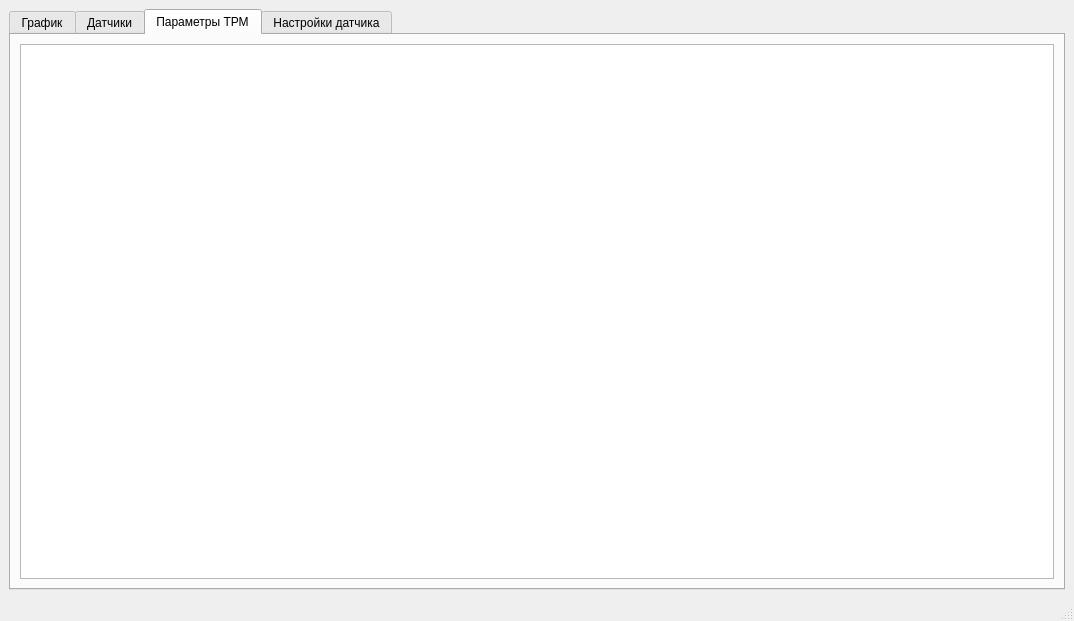
Old version of the form src/dissertation_gui/main_window.ui in the repository Marik28/dissertation.
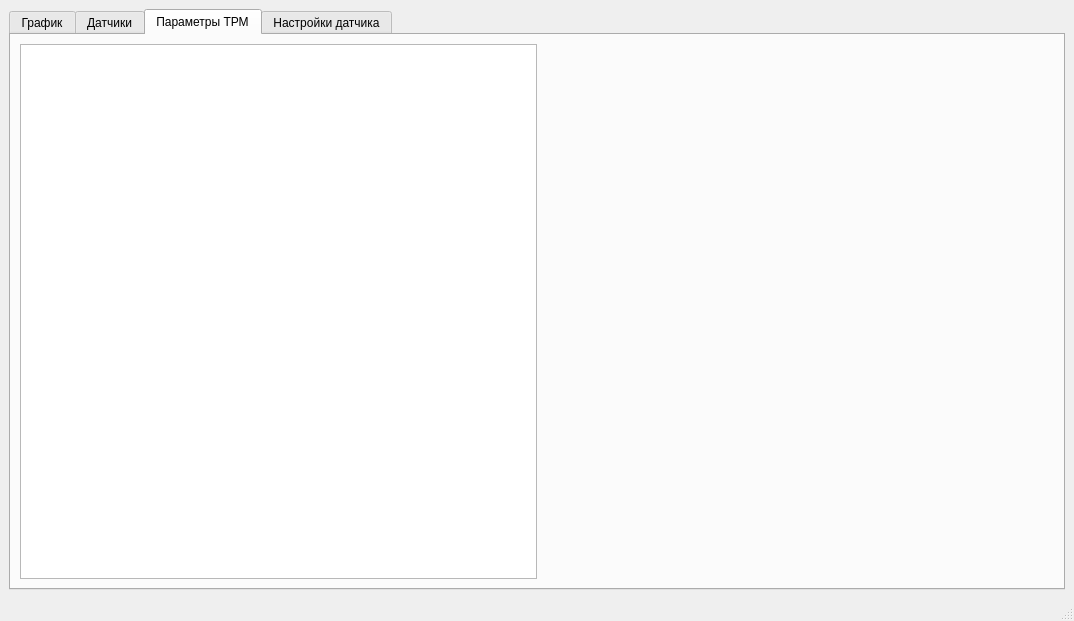
New version of the form. The open tabs and pages were chosen to show the change. Custom widgets are drawn as their Qt base class.

The edit to the form file:
```diff
--- a/src/dissertation_gui/main_window.ui
+++ b/src/dissertation_gui/main_window.ui
@@ -198,11 +198,30 @@
        <layout class="QHBoxLayout" name="horizontalLayout">
         <item>
          <widget class="TRMParametersInfoTable" name="trm_parameters_table">
+          <property name="sizePolicy">
+           <sizepolicy hsizetype="Expanding" vsizetype="Expanding">
+            <horstretch>0</horstretch>
+            <verstretch>0</verstretch>
+           </sizepolicy>
+          </property>
           <property name="editTriggers">
            <set>QAbstractItemView::NoEditTriggers</set>
           </property>
          </widget>
         </item>
+        <item>
+         <spacer name="horizontalSpacer_4">
+          <property name="orientation">
+           <enum>Qt::Horizontal</enum>
+          </property>
+          <property name="sizeHint" stdset="0">
+           <size>
+            <width>40</width>
+            <height>20</height>
+           </size>
+          </property>
+         </spacer>
+        </item>
        </layout>
       </widget>
       <widget class="QWidget" name="settings_tab">
@@ -452,6 +471,11 @@
    <extends>QTableView</extends>
    <header>dissertation_gui.widgets.tables.h</header>
   </customwidget>
+  <customwidget>
+   <class>InterferenceModesComboBox</class>
+   <extends>QComboBox</extends>
+   <header>dissertation_gui.widgets.combo_boxes.h</header>
+  </customwidget>
  </customwidgets>
  <resources/>
  <connections/>
```
Left out of the diff: 23 changed lines with no effect on the pictures.
